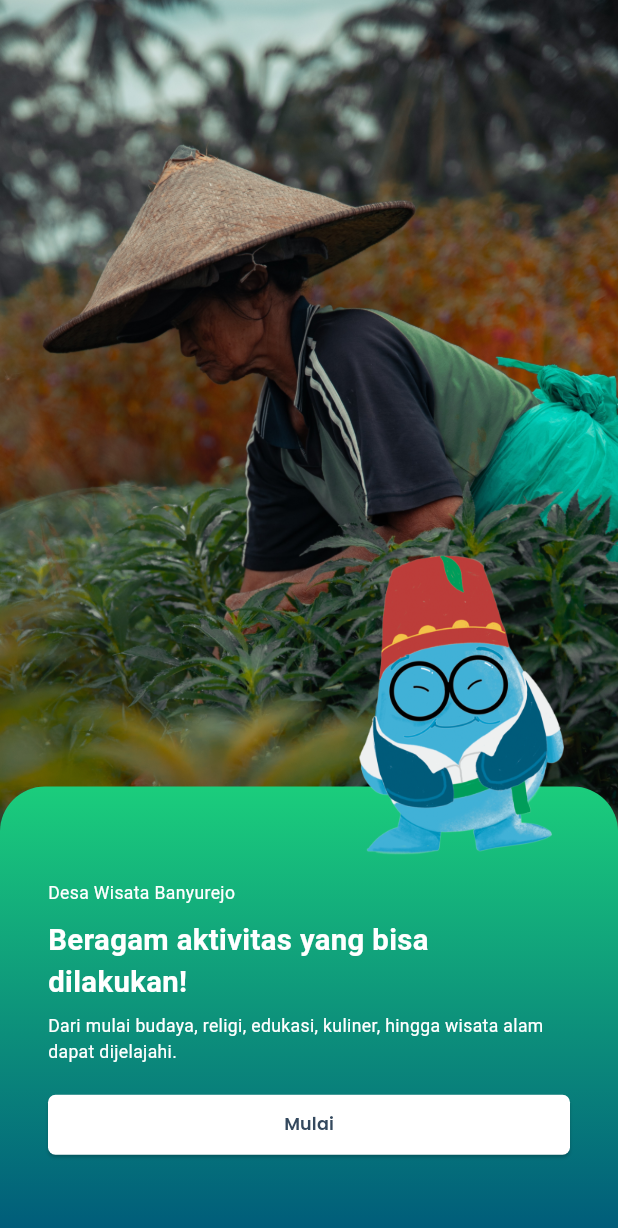
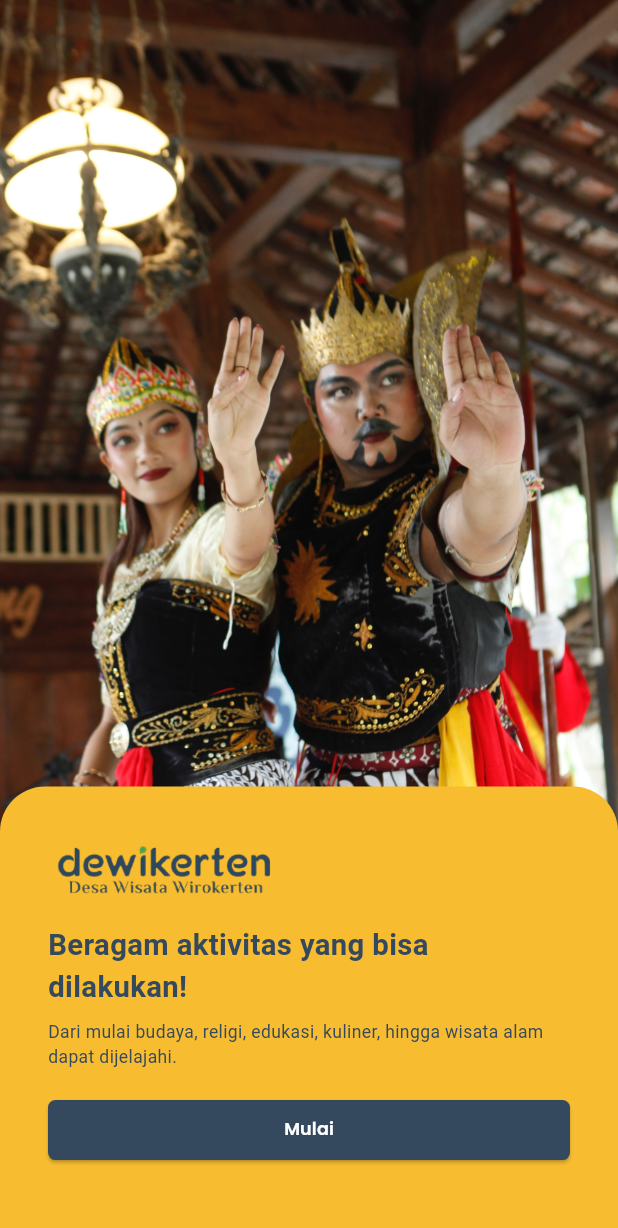
Before and after one commit to reAlpha39/dewikreatif, a Flutter app: the screen it shows after launch, after a tap on "Selanjutnya", on a phone screen of 412 x 824 dp. Shown: the top 1228 px of the screen. Run offline on Flutter 3.47's test engine with Material 3 defaults, Android fonts, the phone set to English and light mode, and no system bars; our stand-ins replace flutter_screenutil, google_fonts, permission_handler; missing offline and left inert: flutter_inappwebview; Roboto replaces fonts that are missing (Laila).

Commit message:
improve: update onboarding styles

```diff
--- a/lib/pages/onboarding.dart
+++ b/lib/pages/onboarding.dart
@@ -19,9 +19,7 @@ class _OnBoardingState extends State<OnBoarding> {
         physics: const NeverScrollableScrollPhysics(),
         controller: _pageController,
         children: [
-          OnboardA(
-            pageController: _pageController,
-          ),
+          OnboardA(pageController: _pageController),
           const OnboardB(),
         ],
       ),
@@ -37,8 +35,127 @@ class OnboardA extends StatelessWidget {
   Widget build(BuildContext context) {
     return Stack(
       children: [
+        Column(
+          children: [
+            Expanded(
+              child: Image.asset(
+                'assets/onboard1.JPG',
+                fit: BoxFit.cover,
+                alignment: Alignment.center,
+              ),
+            ),
+            SizedBox(height: 150),
+          ],
+        ),
+        Align(
+          alignment: Alignment.bottomCenter,
+          child: SizedBox(
+            height: 1 / 1.8 * MediaQuery.of(context).size.height,
+            child: Stack(
+              children: [
+                Align(
+                  alignment: Alignment.bottomCenter,
+                  child: Container(
+                    height: 1 / 2.75 * MediaQuery.of(context).size.height,
+                    width: MediaQuery.of(context).size.width,
+                    decoration: const BoxDecoration(
+                      borderRadius: BorderRadius.only(
+                        topLeft: Radius.circular(30),
+                        topRight: Radius.circular(30),
+                      ),
+                      gradient: LinearGradient(
+                        begin: Alignment.topCenter,
+                        end: Alignment.bottomCenter,
+                        colors: [Color(0xFFF7BC30), Color(0xFFF7BC30)],
+                      ),
+                    ),
+                    child: Padding(
+                      padding: const EdgeInsets.symmetric(
+                        horizontal: 32,
+                        vertical: 32,
+                      ),
+                      child: Material(
+                        color: Colors.transparent,
+                        child: Column(
+                          mainAxisAlignment: MainAxisAlignment.start,
+                          crossAxisAlignment: CrossAxisAlignment.start,
+                          children: [
+                            Image.asset('assets/maskot1.png', width: 150.w),
+                            SizedBox(height: 8.h),
+                            Text(
+                              'Jelajahi berbagai macam wisata di Kalurahan Wirokerten!',
+                              style: GoogleFonts.roboto(
+                                fontSize: 20.sp,
+                                fontWeight: FontWeight.w700,
+                                color: Color(0xFF34495E),
+                              ),
+                            ),
+                            SizedBox(height: 8.h),
+                            Text(
+                              'Tersedia informasi lengkap seputar aktivitas, fasilitas, lokasi serta panduan wisata.',
+                              style: GoogleFonts.laila(
+                                fontSize: 12.sp,
+                                fontWeight: FontWeight.w500,
+                                color: Color(0xFF34495E),
+                              ),
+                            ),
+                            SizedBox(height: 16.h),
+                            ElevatedButton(
+                              onPressed: () => pageController.nextPage(
+                                duration: const Duration(milliseconds: 500),
+                                curve: Curves.easeInOut,
+                              ),
+                              style: ElevatedButton.styleFrom(
+                                backgroundColor: Color(0xFF34495E),
+                                shape: RoundedRectangleBorder(
+                                  borderRadius: BorderRadius.circular(5),
+                                ),
+                              ),
+                              child: Center(
+                                child: Text(
+                                  'Selanjutnya',
+                                  style: GoogleFonts.poppins(
+                                    fontSize: 12.sp,
+                                    fontWeight: FontWeight.w600,
+                                    color: Colors.white,
+                                  ),
+                                ),
+                              ),
+                            ),
+                          ],
+                        ),
+                      ),
+                    ),
+                  ),
+                ),
+                // Padding(
+                //   padding: const EdgeInsets.symmetric(horizontal: 32),
+                //   child: Align(
+                //     alignment: Alignment.topRight,
+                //     child: Image.asset(
+                //       'assets/maskot1.png',
+                //       height: 210.h,
+                //     ),
+                //   ),
+                // )
+              ],
+            ),
+          ),
+        ),
+      ],
+    );
+  }
+}
+
+class OnboardB extends StatelessWidget {
+  const OnboardB({super.key});
+
+  @override
+  Widget build(BuildContext context) {
+    return Stack(
+      children: [
         Image.asset(
-          'assets/onboard1.png',
+          'assets/onboard2.jpg',
           fit: BoxFit.cover,
           height: double.infinity,
           width: double.infinity,
@@ -63,10 +180,7 @@ class OnboardA extends StatelessWidget {
                       gradient: LinearGradient(
                         begin: Alignment.topCenter,
                         end: Alignment.bottomCenter,
-                        colors: [
-                          Color(0xFF1BCD7C),
-                          Color(0xFF005B7A),
-                        ],
+                        colors: [Color(0xFFF7BC30), Color(0xFFF7BC30)],
                       ),
                     ),
                     child: Padding(
@@ -80,147 +194,14 @@ class OnboardA extends StatelessWidget {
                           mainAxisAlignment: MainAxisAlignment.start,
                           crossAxisAlignment: CrossAxisAlignment.start,
                           children: [
-                            SizedBox(height: 32.h),
-                            Text(
-                              'Desa Wisata Banyurejo',
-                              style: GoogleFonts.laila(
-                                fontSize: 12.sp,
-                                fontWeight: FontWeight.w400,
-                                color: Colors.white,
-                              ),
-                            ),
-                            SizedBox(height: 8.h),
-                            Text(
-                              'Jelajahi berbagai macam wisata di Kalurahan Banyurejo!',
-                              style: GoogleFonts.roboto(
-                                fontSize: 20.sp,
-                                fontWeight: FontWeight.w700,
-                                color: Colors.white,
-                              ),
-                            ),
-                            SizedBox(height: 8.h),
-                            Text(
-                              'Tersedia informasi lengkap seputar aktivitas, fasilitas, lokasi serta panduan wisata.',
-                              style: GoogleFonts.laila(
-                                fontSize: 12.sp,
-                                fontWeight: FontWeight.w400,
-                                color: Colors.white,
-                              ),
-                            ),
-                            SizedBox(height: 16.h),
-                            ElevatedButton(
-                              onPressed: () => pageController.nextPage(
-                                duration: const Duration(milliseconds: 500),
-                                curve: Curves.easeInOut,
-                              ),
-                              style: ElevatedButton.styleFrom(
-                                backgroundColor: Colors.white,
-                                shape: RoundedRectangleBorder(
-                                  borderRadius: BorderRadius.circular(5),
-                                ),
-                              ),
-                              child: Center(
-                                child: Text(
-                                  'Selanjutnya',
-                                  style: GoogleFonts.poppins(
-                                    fontSize: 12.sp,
-                                    fontWeight: FontWeight.w600,
-                                    color: const Color(0xFF34495E),
-                                  ),
-                                ),
-                              ),
-                            ),
-                          ],
-                        ),
-                      ),
-                    ),
-                  ),
-                ),
-                Padding(
-                  padding: const EdgeInsets.symmetric(horizontal: 32),
-                  child: Align(
-                    alignment: Alignment.topRight,
-                    child: Image.asset(
-                      'assets/maskot1.png',
-                      height: 210.h,
-                    ),
-                  ),
-                )
-              ],
-            ),
-          ),
-        ),
-      ],
-    );
-  }
-}
-
-class OnboardB extends StatelessWidget {
-  const OnboardB({super.key});
-
-  @override
-  Widget build(BuildContext context) {
-    return Stack(
-      children: [
-        Image.asset(
-          'assets/onboard2.png',
-          fit: BoxFit.cover,
-          height: double.infinity,
-          width: double.infinity,
-          alignment: Alignment.center,
-        ),
-        Align(
-          alignment: Alignment.bottomCenter,
-          child: SizedBox(
-            height: 1 / 1.8 * MediaQuery.of(context).size.height,
-            child: Stack(
-              children: [
-                Align(
-                  alignment: Alignment.bottomCenter,
-                  child: Container(
-                    height: 1 / 2.75 * MediaQuery.of(context).size.height,
-                    width: MediaQuery.of(context).size.width,
-                    decoration: const BoxDecoration(
-                      borderRadius: BorderRadius.only(
-                        topLeft: Radius.circular(30),
-                        topRight: Radius.circular(30),
-                      ),
-                      gradient: LinearGradient(
-                        begin: Alignment.topCenter,
-                        end: Alignment.bottomCenter,
-                        colors: [
-                          Color(0xFF1BCD7C),
-                          Color(0xFF005B7A),
-                        ],
-                      ),
-                    ),
-                    child: Padding(
-                      padding: const EdgeInsets.symmetric(
-                        horizontal: 32,
-                        vertical: 32,
-                      ),
-                      child: Material(
-                        color: Colors.transparent,
-                        child: Column(
-                          mainAxisAlignment: MainAxisAlignment.start,
-                          crossAxisAlignment: CrossAxisAlignment.start,
-                          children: [
-                            SizedBox(height: 32.h),
-                            Text(
-                              'Desa Wisata Banyurejo',
-                              style: GoogleFonts.laila(
-                                fontSize: 12.sp,
-                                fontWeight: FontWeight.w400,
-                                color: Colors.white,
-                              ),
-                            ),
+                            Image.asset('assets/maskot1.png', width: 150.w),
                             SizedBox(height: 8.h),
                             Text(
                               'Beragam aktivitas yang bisa dilakukan!',
                               style: GoogleFonts.roboto(
                                 fontSize: 20.sp,
                                 fontWeight: FontWeight.w700,
-                                color: Colors.white,
+                                color: Color(0xFF34495E),
                               ),
                             ),
                             SizedBox(height: 8.h),
@@ -229,7 +210,7 @@ class OnboardB extends StatelessWidget {
                               style: GoogleFonts.laila(
                                 fontSize: 12.sp,
                                 fontWeight: FontWeight.w400,
-                                color: Colors.white,
+                                color: Color(0xFF34495E),
                               ),
                             ),
                             SizedBox(height: 16.h),
@@ -241,7 +222,7 @@ class OnboardB extends StatelessWidget {
                                 ),
                               ),
                               style: ElevatedButton.styleFrom(
-                                backgroundColor: Colors.white,
+                                backgroundColor: Color(0xFF34495E),
                                 shape: RoundedRectangleBorder(
                                   borderRadius: BorderRadius.circular(5),
                                 ),
@@ -252,7 +233,7 @@ class OnboardB extends StatelessWidget {
                                   style: GoogleFonts.poppins(
                                     fontSize: 12.sp,
                                     fontWeight: FontWeight.w600,
-                                    color: const Color(0xFF34495E),
+                                    color: Colors.white,
                                   ),
                                 ),
                               ),
@@ -263,16 +244,16 @@ class OnboardB extends StatelessWidget {
                     ),
                   ),
                 ),
-                Padding(
-                  padding: const EdgeInsets.symmetric(horizontal: 32),
-                  child: Align(
-                    alignment: Alignment.topRight,
-                    child: Image.asset(
-                      'assets/maskot2.png',
-                      height: 210.h,
-                    ),
-                  ),
-                )
+                // Padding(
+                //   padding: const EdgeInsets.symmetric(horizontal: 32),
+                //   child: Align(
+                //     alignment: Alignment.topRight,
+                //     child: Image.asset(
+                //       'assets/maskot2.png',
+                //       height: 210.h,
+                //     ),
+                //   ),
+                // )
               ],
             ),
           ),
```
Also changed, not shown: assets/iconapp.png, assets/maskot1.png, assets/onboard1.JPG (added), assets/onboard2.jpg (added), assets/rejo.png, 1 other file.
